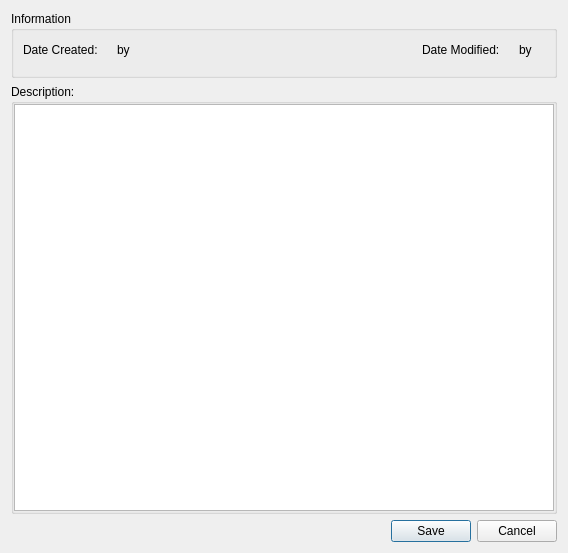
This is client/src/dialogs/detailsdialog.ui in KDAB/FatCRM as Qt 5 draws it before an edit. The edited form follows.
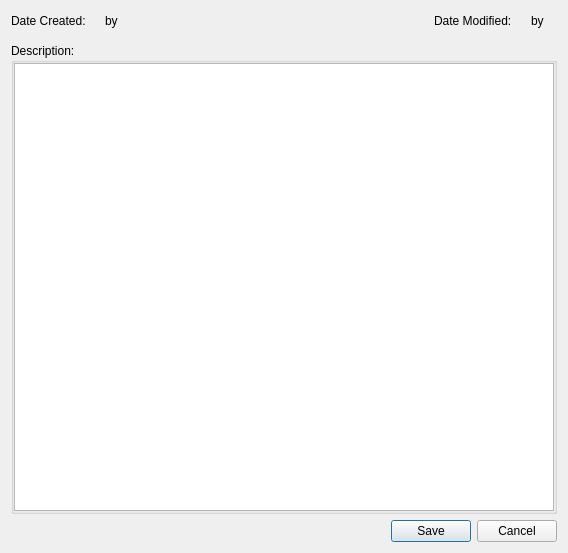
This is the edited form.

Commit message:
use container widget for modified/created date+user
this allows to hide it when creating a new item
and it reduces the findChildren<> call to just
the interesting labels.

What changed in the file:
```diff
--- a/client/src/dialogs/detailsdialog.ui
+++ b/client/src/dialogs/detailsdialog.ui
@@ -12,13 +12,17 @@
   </property>
   <layout class="QVBoxLayout" name="verticalLayout">
    <item>
-    <widget class="QGroupBox" name="informationGB">
-     <property name="title">
-      <string>Information</string>
-     </property>
+    <widget class="QWidget" name="informationGB" native="true">
      <layout class="QVBoxLayout" name="verticalLayout_2">
+      <property name="margin">
+       <number>0</number>
+      </property>
       <item>
+       <widget class="QWidget" name="createdModifiedContainer" native="true">
        <layout class="QHBoxLayout" name="horizontalLayout">
+         <property name="margin">
+          <number>0</number>
+         </property>
         <item>
          <widget class="QLabel" name="createdDateLabel">
           <property name="text">
@@ -77,6 +81,7 @@
          <widget class="QLabel" name="modifiedBy"/>
         </item>
        </layout>
+       </widget>
       </item>
       <item>
        <widget class="QWidget" name="detailsContainer" native="true"/>
```
Lines whose indentation alone changed are shown as unchanged. The commit also changes 5 other files.
